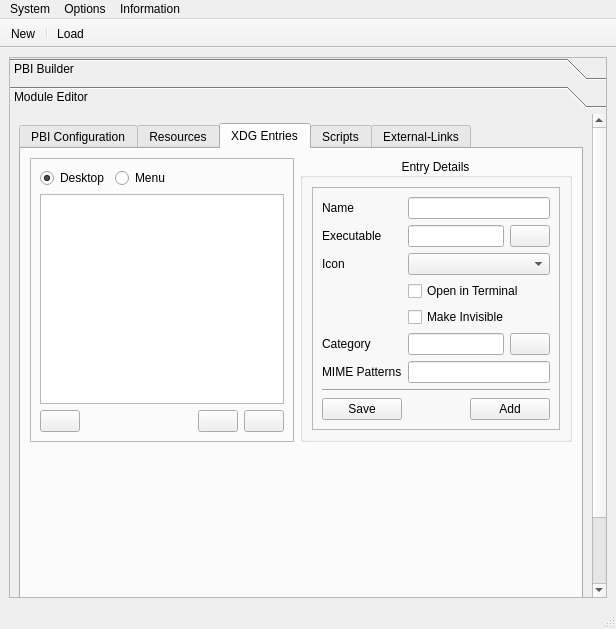
First picture: the form in src-qt4/EasyPBI/mainGUI.ui, repository trueos/pcbsd, before the edit.
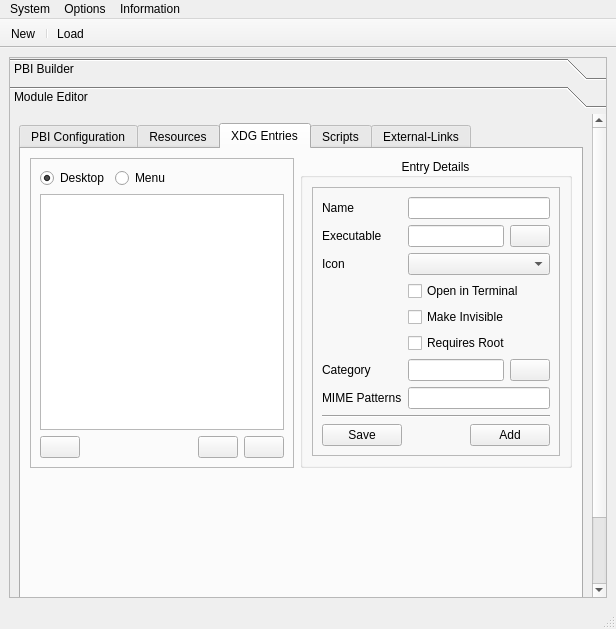
Second picture: the form after the edit. The open tabs and pages were chosen to show the change. Icons and pictures are not drawn.

Commit message: Give EasyPBI the ability to set desktop/menu entries as requiring root (using pc-su), add a menu button to re-load the current module, and fix a couple bugs with the xdg entry binary (used to crash if you gave it a path like "bin/app").

The edit to the form file:
```diff
--- a/src-qt4/EasyPBI/mainGUI.ui
+++ b/src-qt4/EasyPBI/mainGUI.ui
@@ -1130,14 +1130,14 @@
                       </property>
                      </widget>
                     </item>
-                    <item row="5" column="0">
+                    <item row="6" column="0">
                      <widget class="QLabel" name="label_xdg_menu">
                       <property name="text">
                        <string>Category</string>
                       </property>
                      </widget>
                     </item>
-                    <item row="5" column="1">
+                    <item row="6" column="1">
                      <layout class="QHBoxLayout" name="horizontalLayout_9">
                       <item>
                        <widget class="QLineEdit" name="line_xdg_menu">
@@ -1158,20 +1158,33 @@
                       </item>
                      </layout>
                     </item>
-                    <item row="6" column="0">
+                    <item row="7" column="0">
                      <widget class="QLabel" name="label_xdg_mimepatterns">
                       <property name="text">
                        <string>MIME Patterns</string>
                       </property>
                      </widget>
                     </item>
-                    <item row="6" column="1">
+                    <item row="7" column="1">
                      <widget class="QLineEdit" name="line_xdg_mimepatterns">
                       <property name="statusTip">
                        <string>Space-separated list of automatic file associations (Example: *.junk *.JUNK *.test *.TEST)</string>
                       </property>
                      </widget>
                     </item>
+                    <item row="5" column="1">
+                     <widget class="QCheckBox" name="check_xdg_requiresroot">
+                      <property name="toolTip">
+                       <string>Application needs administrator privileges to run</string>
+                      </property>
+                      <property name="statusTip">
+                       <string>Application needs administrator privileges to run</string>
+                      </property>
+                      <property name="text">
+                       <string>Requires Root</string>
+                      </property>
+                     </widget>
+                    </item>
                    </layout>
                   </item>
                   <item>
```
Left out of the diff: 6 changed lines with no effect on the pictures. The commit also changes 3 other files.
